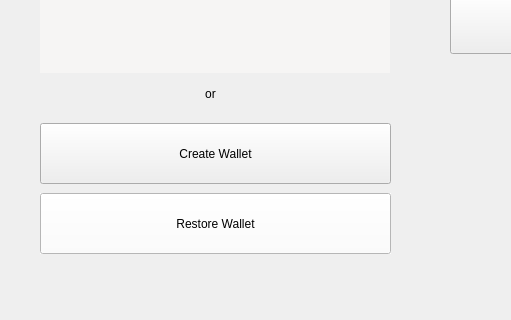
Old version of the form mainwindow.ui in the repository communa/timetracker; both pictures show x 0 to 511 and y 387 to 707 of the 1484 by 707 pixel window.
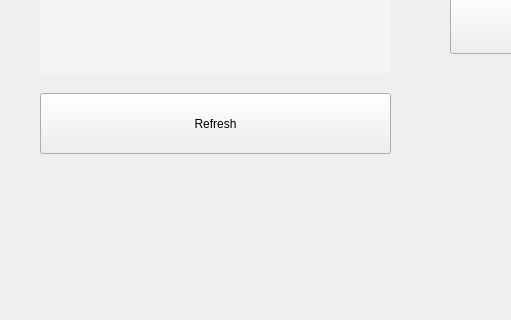
New version of the form.

```diff
--- a/mainwindow.ui
+++ b/mainwindow.ui
@@ -1114,8 +1114,8 @@
      <rect>
       <x>20</x>
       <y>20</y>
-      <width>391</width>
-      <height>631</height>
+      <width>390</width>
+      <height>540</height>
      </rect>
     </property>
     <property name="frameShape">
@@ -1652,7 +1652,7 @@
      <property name="geometry">
       <rect>
        <x>20</x>
-       <y>490</y>
+       <y>460</y>
        <width>351</width>
        <height>61</height>
       </rect>
@@ -1661,7 +1661,7 @@
       <bool>true</bool>
      </property>
      <property name="text">
-      <string>Create Wallet</string>
+      <string>Refresh</string>
      </property>
     </widget>
     <widget class="QLabel" name="timerLabel_6">
@@ -1696,507 +1696,6 @@
       <string>Log-in by scanning this QR-code with MetaMask</string>
      </property>
     </widget>
-    <widget class="QLabel" name="timerLabel_8">
-     <property name="geometry">
-      <rect>
-       <x>20</x>
-       <y>450</y>
-       <width>341</width>
-       <height>21</height>
-      </rect>
-     </property>
-     <property name="text">
-      <string>or</string>
-     </property>
-     <property name="alignment">
-      <set>Qt::AlignCenter</set>
-     </property>
-    </widget>
-    <widget class="QPushButton" name="buttonAuthRestore">
-     <property name="geometry">
-      <rect>
-       <x>20</x>
-       <y>560</y>
-       <width>351</width>
-       <height>61</height>
-      </rect>
-     </property>
-     <property name="palette">
-      <palette>
-       <active>
-        <colorrole role="WindowText">
-         <brush brushstyle="SolidPattern">
-          <color alpha="255">
-           <red>0</red>
-           <green>0</green>
-           <blue>0</blue>
-          </color>
-         </brush>
-        </colorrole>
-        <colorrole role="Button">
-         <brush brushstyle="SolidPattern">
-          <color alpha="255">
-           <red>255</red>
-           <green>255</green>
-           <blue>255</blue>
-          </color>
-         </brush>
-        </colorrole>
-        <colorrole role="Light">
-         <brush brushstyle="SolidPattern">
-          <color alpha="255">
-           <red>255</red>
-           <green>255</green>
-           <blue>255</blue>
-          </color>
-         </brush>
-        </colorrole>
-        <colorrole role="Midlight">
-         <brush brushstyle="SolidPattern">
-          <color alpha="255">
-           <red>255</red>
-           <green>255</green>
-           <blue>255</blue>
-          </color>
-         </brush>
-        </colorrole>
-        <colorrole role="Dark">
-         <brush brushstyle="SolidPattern">
-          <color alpha="255">
-           <red>127</red>
-           <green>127</green>
-           <blue>127</blue>
-          </color>
-         </brush>
-        </colorrole>
-        <colorrole role="Mid">
-         <brush brushstyle="SolidPattern">
-          <color alpha="255">
-           <red>170</red>
-           <green>170</green>
-           <blue>170</blue>
-          </color>
-         </brush>
-        </colorrole>
-        <colorrole role="Text">
-         <brush brushstyle="SolidPattern">
-          <color alpha="255">
-           <red>0</red>
-           <green>0</green>
-           <blue>0</blue>
-          </color>
-         </brush>
-        </colorrole>
-        <colorrole role="BrightText">
-         <brush brushstyle="SolidPattern">
-          <color alpha="255">
-           <red>255</red>
-           <green>255</green>
-           <blue>255</blue>
-          </color>
-         </brush>
-        </colorrole>
-        <colorrole role="ButtonText">
-         <brush brushstyle="SolidPattern">
-          <color alpha="255">
-           <red>0</red>
-           <green>0</green>
-           <blue>0</blue>
-          </color>
-         </brush>
-        </colorrole>
-        <colorrole role="Base">
-         <brush brushstyle="SolidPattern">
-          <color alpha="255">
-           <red>255</red>
-           <green>255</green>
-           <blue>255</blue>
-          </color>
-         </brush>
-        </colorrole>
-        <colorrole role="Window">
-         <brush brushstyle="SolidPattern">
-          <color alpha="255">
-           <red>255</red>
-           <green>255</green>
-           <blue>255</blue>
-          </color>
-         </brush>
-        </colorrole>
-        <colorrole role="Shadow">
-         <brush brushstyle="SolidPattern">
-          <color alpha="255">
-           <red>0</red>
-           <green>0</green>
-           <blue>0</blue>
-          </color>
-         </brush>
-        </colorrole>
-        <colorrole role="AlternateBase">
-         <brush brushstyle="SolidPattern">
-          <color alpha="255">
-           <red>255</red>
-           <green>255</green>
-           <blue>255</blue>
-          </color>
-         </brush>
-        </colorrole>
-        <colorrole role="ToolTipBase">
-         <brush brushstyle="SolidPattern">
-          <color alpha="255">
-           <red>255</red>
-           <green>255</green>
-           <blue>220</blue>
-          </color>
-         </brush>
-        </colorrole>
-        <colorrole role="ToolTipText">
-         <brush brushstyle="SolidPattern">
-          <color alpha="255">
-           <red>0</red>
-           <green>0</green>
-           <blue>0</blue>
-          </color>
-         </brush>
-        </colorrole>
-        <colorrole role="PlaceholderText">
-         <brush brushstyle="SolidPattern">
-          <color alpha="127">
-           <red>0</red>
-           <green>0</green>
-           <blue>0</blue>
-          </color>
-         </brush>
-        </colorrole>
-        <colorrole role="Accent">
-         <brush brushstyle="SolidPattern">
-          <color alpha="255">
-           <red>255</red>
-           <green>255</green>
-           <blue>255</blue>
-          </color>
-         </brush>
-        </colorrole>
-       </active>
-       <inactive>
-        <colorrole role="WindowText">
-         <brush brushstyle="SolidPattern">
-          <color alpha="255">
-           <red>0</red>
-           <green>0</green>
-           <blue>0</blue>
-          </color>
-         </brush>
-        </colorrole>
-        <colorrole role="Button">
-         <brush brushstyle="SolidPattern">
-          <color alpha="255">
-           <red>255</red>
-           <green>255</green>
-           <blue>255</blue>
-          </color>
-         </brush>
-        </colorrole>
-        <colorrole role="Light">
-         <brush brushstyle="SolidPattern">
-          <color alpha="255">
-           <red>255</red>
-           <green>255</green>
-           <blue>255</blue>
-          </color>
-         </brush>
-        </colorrole>
-        <colorrole role="Midlight">
-         <brush brushstyle="SolidPattern">
-          <color alpha="255">
-           <red>255</red>
-           <green>255</green>
-           <blue>255</blue>
-          </color>
-         </brush>
-        </colorrole>
-        <colorrole role="Dark">
-         <brush brushstyle="SolidPattern">
-          <color alpha="255">
-           <red>127</red>
-           <green>127</green>
-           <blue>127</blue>
-          </color>
-         </brush>
-        </colorrole>
-        <colorrole role="Mid">
-         <brush brushstyle="SolidPattern">
-          <color alpha="255">
-           <red>170</red>
-           <green>170</green>
-           <blue>170</blue>
-          </color>
-         </brush>
-        </colorrole>
-        <colorrole role="Text">
-         <brush brushstyle="SolidPattern">
-          <color alpha="255">
-           <red>0</red>
-           <green>0</green>
-           <blue>0</blue>
-          </color>
-         </brush>
-        </colorrole>
-        <colorrole role="BrightText">
-         <brush brushstyle="SolidPattern">
-          <color alpha="255">
-           <red>255</red>
-           <green>255</green>
-           <blue>255</blue>
-          </color>
-         </brush>
-        </colorrole>
-        <colorrole role="ButtonText">
-         <brush brushstyle="SolidPattern">
-          <color alpha="255">
-           <red>0</red>
-           <green>0</green>
-           <blue>0</blue>
-          </color>
-         </brush>
-        </colorrole>
-        <colorrole role="Base">
-         <brush brushstyle="SolidPattern">
-          <color alpha="255">
-           <red>255</red>
-           <green>255</green>
-           <blue>255</blue>
-          </color>
-         </brush>
-        </colorrole>
-        <colorrole role="Window">
-         <brush brushstyle="SolidPattern">
-          <color alpha="255">
-           <red>255</red>
-           <green>255</green>
-           <blue>255</blue>
-          </color>
-         </brush>
-        </colorrole>
-        <colorrole role="Shadow">
-         <brush brushstyle="SolidPattern">
-          <color alpha="255">
-           <red>0</red>
-           <green>0</green>
-           <blue>0</blue>
-          </color>
-         </brush>
-        </colorrole>
-        <colorrole role="AlternateBase">
-         <brush brushstyle="SolidPattern">
-          <color alpha="255">
-           <red>255</red>
-           <green>255</green>
-           <blue>255</blue>
-          </color>
-         </brush>
-        </colorrole>
-        <colorrole role="ToolTipBase">
-         <brush brushstyle="SolidPattern">
-          <color alpha="255">
-           <red>255</red>
-           <green>255</green>
-           <blue>220</blue>
-          </color>
-         </brush>
-        </colorrole>
-        <colorrole role="ToolTipText">
-         <brush brushstyle="SolidPattern">
-          <color alpha="255">
-           <red>0</red>
-           <green>0</green>
-           <blue>0</blue>
-          </color>
-         </brush>
-        </colorrole>
-        <colorrole role="PlaceholderText">
-         <brush brushstyle="SolidPattern">
-          <color alpha="127">
-           <red>0</red>
-           <green>0</green>
-           <blue>0</blue>
-          </color>
-         </brush>
-        </colorrole>
-        <colorrole role="Accent">
-         <brush brushstyle="SolidPattern">
-          <color alpha="255">
-           <red>255</red>
-           <green>255</green>
-           <blue>255</blue>
-          </color>
-         </brush>
-        </colorrole>
-       </inactive>
-       <disabled>
-        <colorrole role="WindowText">
-         <brush brushstyle="SolidPattern">
-          <color alpha="255">
-           <red>127</red>
-           <green>127</green>
-           <blue>127</blue>
-          </color>
-         </brush>
-        </colorrole>
-        <colorrole role="Button">
-         <brush brushstyle="SolidPattern">
-          <color alpha="255">
-           <red>255</red>
-           <green>255</green>
-           <blue>255</blue>
-          </color>
-         </brush>
-        </colorrole>
-        <colorrole role="Light">
-         <brush brushstyle="SolidPattern">
-          <color alpha="255">
-           <red>255</red>
-           <green>255</green>
-           <blue>255</blue>
-          </color>
-         </brush>
-        </colorrole>
-        <colorrole role="Midlight">
-         <brush brushstyle="SolidPattern">
-          <color alpha="255">
-           <red>255</red>
-           <green>255</green>
-           <blue>255</blue>
-          </color>
-         </brush>
-        </colorrole>
-        <colorrole role="Dark">
-         <brush brushstyle="SolidPattern">
-          <color alpha="255">
-           <red>127</red>
-           <green>127</green>
-           <blue>127</blue>
-          </color>
-         </brush>
-        </colorrole>
-        <colorrole role="Mid">
-         <brush brushstyle="SolidPattern">
-          <color alpha="255">
-           <red>170</red>
-           <green>170</green>
-           <blue>170</blue>
-          </color>
-         </brush>
-        </colorrole>
-        <colorrole role="Text">
-         <brush brushstyle="SolidPattern">
-          <color alpha="255">
-           <red>127</red>
-           <green>127</green>
-           <blue>127</blue>
-          </color>
-         </brush>
-        </colorrole>
-        <colorrole role="BrightText">
-         <brush brushstyle="SolidPattern">
-          <color alpha="255">
-           <red>255</red>
-           <green>255</green>
-           <blue>255</blue>
-          </color>
-         </brush>
-        </colorrole>
-        <colorrole role="ButtonText">
-         <brush brushstyle="SolidPattern">
-          <color alpha="255">
-           <red>127</red>
-           <green>127</green>
-           <blue>127</blue>
-          </color>
-         </brush>
-        </colorrole>
-        <colorrole role="Base">
-         <brush brushstyle="SolidPattern">
-          <color alpha="255">
-           <red>255</red>
-           <green>255</green>
-           <blue>255</blue>
-          </color>
-         </brush>
-        </colorrole>
-        <colorrole role="Window">
-         <brush brushstyle="SolidPattern">
-          <color alpha="255">
-           <red>255</red>
-           <green>255</green>
-           <blue>255</blue>
-          </color>
-         </brush>
-        </colorrole>
-        <colorrole role="Shadow">
-         <brush brushstyle="SolidPattern">
-          <color alpha="255">
-           <red>0</red>
-           <green>0</green>
-           <blue>0</blue>
-          </color>
-         </brush>
-        </colorrole>
-        <colorrole role="AlternateBase">
-         <brush brushstyle="SolidPattern">
-          <color alpha="255">
-           <red>255</red>
-           <green>255</green>
-           <blue>255</blue>
-          </color>
-         </brush>
-        </colorrole>
-        <colorrole role="ToolTipBase">
-         <brush brushstyle="SolidPattern">
-          <color alpha="255">
-           <red>255</red>
-           <green>255</green>
-           <blue>220</blue>
-          </color>
-         </brush>
-        </colorrole>
-        <colorrole role="ToolTipText">
-         <brush brushstyle="SolidPattern">
-          <color alpha="255">
-           <red>0</red>
-           <green>0</green>
-           <blue>0</blue>
-          </color>
-         </brush>
-        </colorrole>
-        <colorrole role="PlaceholderText">
-         <brush brushstyle="SolidPattern">
-          <color alpha="127">
-           <red>127</red>
-           <green>127</green>
-           <blue>127</blue>
-          </color>
-         </brush>
-        </colorrole>
-        <colorrole role="Accent">
-         <brush brushstyle="SolidPattern">
-          <color alpha="255">
-           <red>255</red>
-           <green>255</green>
-           <blue>255</blue>
-          </color>
-         </brush>
-        </colorrole>
-       </disabled>
-      </palette>
-     </property>
-     <property name="autoFillBackground">
-      <bool>true</bool>
-     </property>
-     <property name="text">
-      <string>Restore Wallet</string>
-     </property>
-    </widget>
    </widget>
   </widget>
   <widget class="QStatusBar" name="statusbar"/>
```
